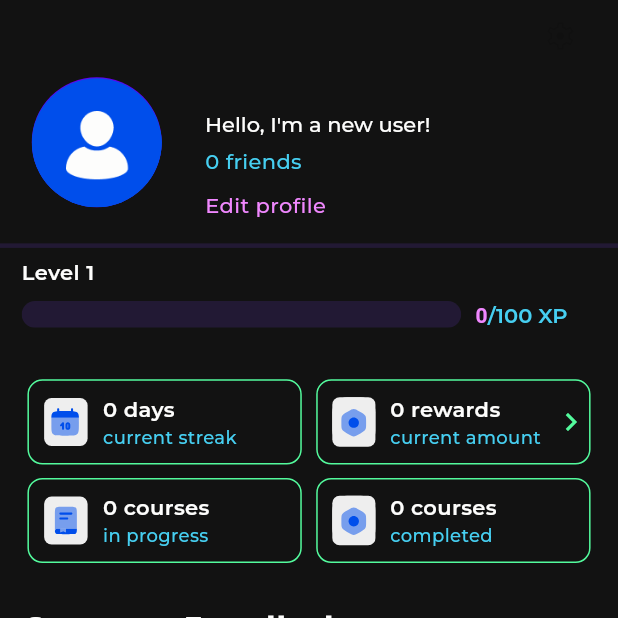
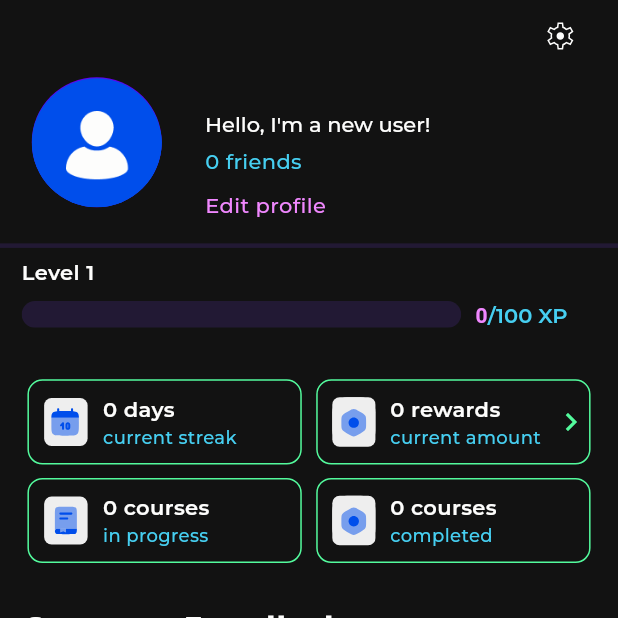
Before and after one commit to SayNode/skillbuddy-solana-flutter, a Flutter app: the HomePage screen opened directly, item 4 of the bottom bar chosen, on a phone screen of 412 x 824 dp, the top half of it. Run offline on Flutter 3.47's test engine with Material 3 defaults, Android fonts, the phone set to English and light mode, and no system bars; drawn by our look-alikes of auto_size_text; our stand-ins replace cached_network_image, dotted_border, extended_image, file, firebase_analytics, firebase_core and 24 more; missing offline and left inert: cached_network_image_platform_interface, firebase_app_check, flutter_branch_sdk, flutter_exif_rotation, is_first_run, solana and 2 more; accounts and stored records are empty; network calls fail; statements that could not run were skipped; project files that could hold a hidden picture were left out.

Commit message:
Add more contrast to icons

```diff
--- a/lib/page/explore_course/discover_courses_page.dart
+++ b/lib/page/explore_course/discover_courses_page.dart
@@ -54,7 +54,11 @@ class DiscoverCoursesPage extends GetView<DiscoverCoursesController> {
                     () => const SettingsPage(),
                     transition: Transition.upToDown,
                   ),
-                  child: SvgPicture.asset('asset/icons/settings_icon.svg'),
+                  child: SvgPicture.asset(
+                    'asset/icons/settings_icon.svg',
+                    colorFilter:
+                        ColorFilter.mode(theme.graphite, BlendMode.srcIn),
+                  ),
                 ),
               ],
             ),
--- a/lib/page/profile/widget/profile_header.dart
+++ b/lib/page/profile/widget/profile_header.dart
@@ -4,6 +4,7 @@ import 'package:get/get.dart';
 
 import '../../../model/user_model.dart';
 import '../../../service/theme_service.dart';
+import '../../../theme/theme.dart';
 import '../../../util/util.dart';
 import '../../settings/settings.dart';
 import 'top_section_profile.dart';
@@ -42,6 +43,8 @@ class ProfileHeader extends StatelessWidget {
 
   @override
   Widget build(BuildContext context) {
+    final CustomTheme theme = Get.find<ThemeService>().theme;
+
     return Stack(
       children: <Widget>[
         Row(
@@ -57,7 +60,7 @@ class ProfileHeader extends StatelessWidget {
                   icon: Icon(
                     Icons.arrow_back,
                     size: 24,
-                    color: Get.find<ThemeService>().theme.graphite,
+                    color: theme.graphite,
                   ),
                 ),
               )
@@ -73,7 +76,11 @@ class ProfileHeader extends StatelessWidget {
                     () => const SettingsPage(),
                     transition: Transition.upToDown,
                   ),
-                  icon: SvgPicture.asset('asset/icons/settings_icon.svg'),
+                  icon: SvgPicture.asset(
+                    'asset/icons/settings_icon.svg',
+                    colorFilter:
+                        ColorFilter.mode(theme.graphite, BlendMode.srcIn),
+                  ),
                 ),
               )
             else
--- a/lib/page/settings/settings.dart
+++ b/lib/page/settings/settings.dart
@@ -44,7 +44,7 @@ class SettingsPage extends GetView<SettingsController> {
                   children: <Widget>[
                     IconButton(
                       onPressed: Get.back<void>,
-                      icon: const Icon(Icons.close),
+                      icon: Icon(Icons.close, color: skillBuddyTheme.graphite),
                     ),
                     Text(
                       'Settings & more'.tr,
```
